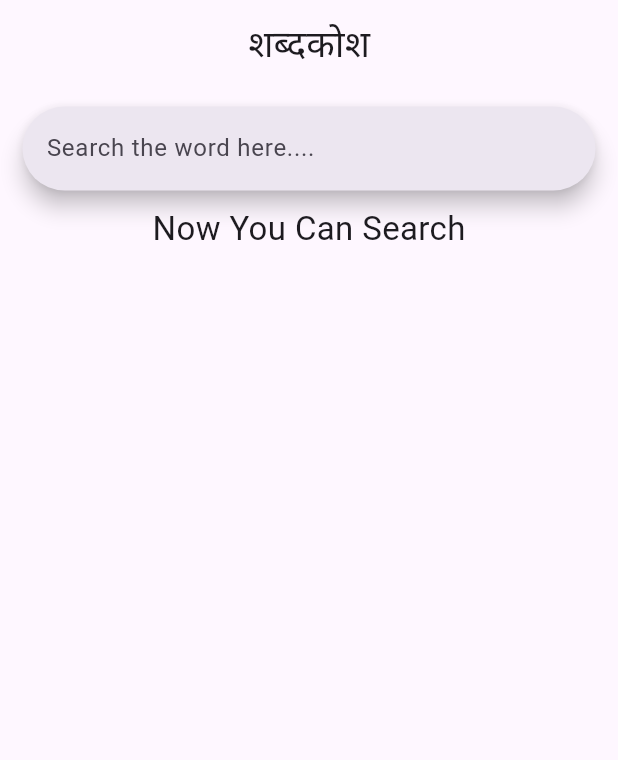
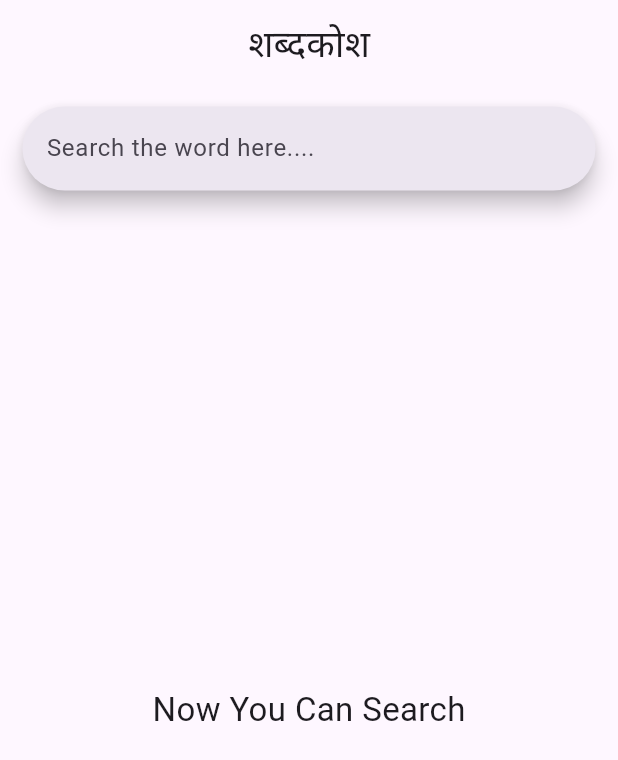
Before and after one commit to jatin-pandey01/Dictionary-app, a Flutter app: the screen it shows after launch, on a phone screen of 412 x 824 dp. Shown: the top 760 px of the screen. Run offline on Flutter 3.47's test engine with Material 3 defaults, Android fonts, the phone set to English and light mode, and no system bars.

Commit message:
Final commit

```diff
--- a/lib/dictionary_screen.dart
+++ b/lib/dictionary_screen.dart
@@ -66,7 +66,6 @@ class _DictionaryScreenState extends State<DictionaryScreen> {
                       fontWeight: FontWeight.bold,
                       fontSize: 25,
                       color: Colors.blue,
-
                     ),
                   ),
                   Text(
@@ -87,11 +86,13 @@ class _DictionaryScreenState extends State<DictionaryScreen> {
                 ],
               )
             )
-            else Center(
+            else Expanded(
+              child: Center(
                 child: Text(
                   noDataFound,
                   style: TextStyle(
                     fontSize: 22,
+                  ),
                 ),
               ),
             )
@@ -125,12 +126,15 @@ class _DictionaryScreenState extends State<DictionaryScreen> {
               ),
             ),
             SizedBox(height: 10,),
-            Text(
+            Padding(
+              padding: const EdgeInsets.symmetric(horizontal:8.0),
+              child: Text(
                 "Definition : ",
                 style: TextStyle(
                   fontWeight: FontWeight.bold,
                   fontSize: 18,
                   color: Colors.black,
+                ),
               ),
             ),
             Padding(
--- a/pubspec.yaml
+++ b/pubspec.yaml
@@ -31,7 +31,6 @@ dependencies:
   flutter:
     sdk: flutter
   http: ^1.2.1
-  assets_audio_player: ^3.1.1
 
 
   # The following adds the Cupertino Icons font to your application.
```
Lines whose indentation alone changed are shown as unchanged.
